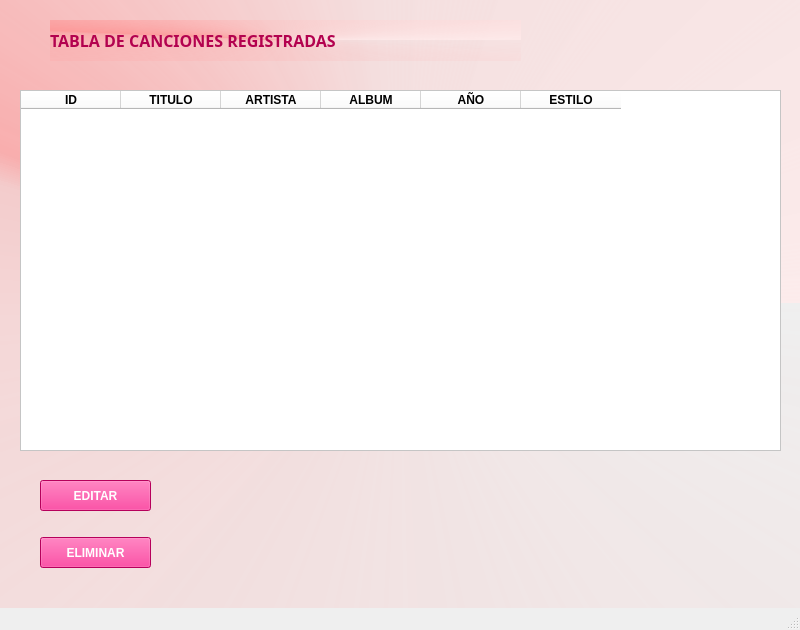
This is Proyectos/Project_Music_DB/ventanas/ventana_tabla_listado.ui in SilviaSanjose/Python_exercices as Qt 5 draws it before an edit. The edited form follows.
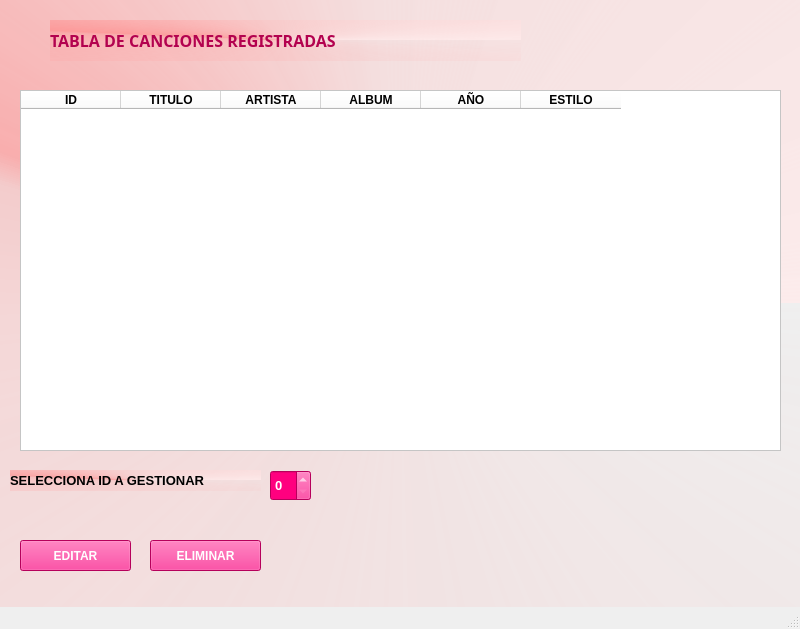
This is the edited form.

Commit message: actualización interfaces

The edit to the form file:
```diff
--- a/Proyectos/Project_Music_DB/ventanas/ventana_tabla_listado.ui
+++ b/Proyectos/Project_Music_DB/ventanas/ventana_tabla_listado.ui
@@ -7,7 +7,7 @@
     <x>0</x>
     <y>0</y>
     <width>800</width>
-    <height>630</height>
+    <height>629</height>
    </rect>
   </property>
   <property name="windowTitle">
@@ -252,8 +252,8 @@
    <widget class="QPushButton" name="btn_editar">
     <property name="geometry">
      <rect>
-      <x>40</x>
-      <y>480</y>
+      <x>20</x>
+      <y>540</y>
       <width>111</width>
       <height>31</height>
      </rect>
@@ -277,8 +277,8 @@
    <widget class="QPushButton" name="btn_eliminar">
     <property name="geometry">
      <rect>
-      <x>40</x>
-      <y>537</y>
+      <x>150</x>
+      <y>540</y>
       <width>111</width>
       <height>31</height>
      </rect>
@@ -299,6 +299,49 @@
      <string>ELIMINAR</string>
     </property>
    </widget>
+   <widget class="QLabel" name="label">
+    <property name="geometry">
+     <rect>
+      <x>10</x>
+      <y>470</y>
+      <width>251</width>
+      <height>21</height>
+     </rect>
+    </property>
+    <property name="font">
+     <font>
+      <family>Leelawadee UI</family>
+      <pointsize>10</pointsize>
+      <weight>75</weight>
+      <bold>true</bold>
+     </font>
+    </property>
+    <property name="text">
+     <string>SELECCIONA ID A GESTIONAR</string>
+    </property>
+   </widget>
+   <widget class="QSpinBox" name="spx_numero_id">
+    <property name="geometry">
+     <rect>
+      <x>270</x>
+      <y>470</y>
+      <width>41</width>
+      <height>31</height>
+     </rect>
+    </property>
+    <property name="font">
+     <font>
+      <family>Leelawadee UI</family>
+      <pointsize>10</pointsize>
+      <weight>75</weight>
+      <bold>true</bold>
+     </font>
+    </property>
+    <property name="styleSheet">
+     <string notr="true">background-color: rgb(255, 0, 127);
+color: rgb(255, 255, 255);</string>
+    </property>
+   </widget>
   </widget>
   <widget class="QStatusBar" name="statusbar"/>
  </widget>
```
Left out of the diff: 6 changed lines with no effect on the pictures. The commit also changes 1 other file.
